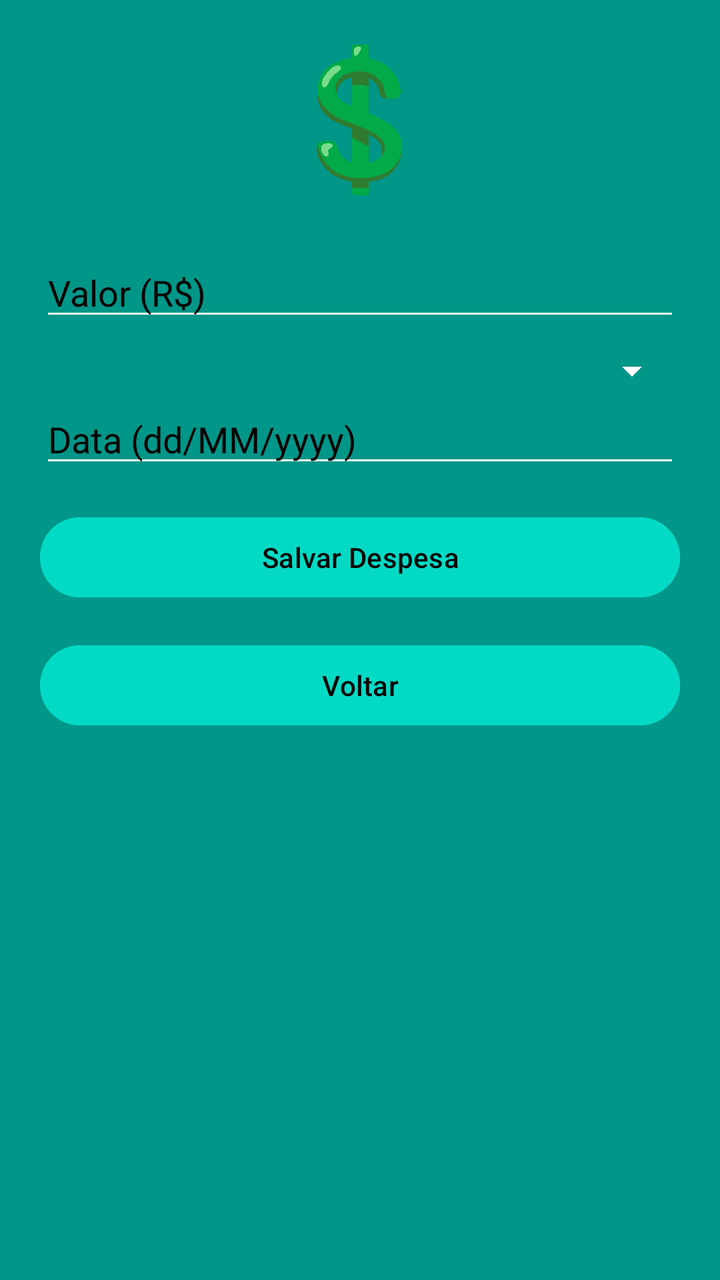
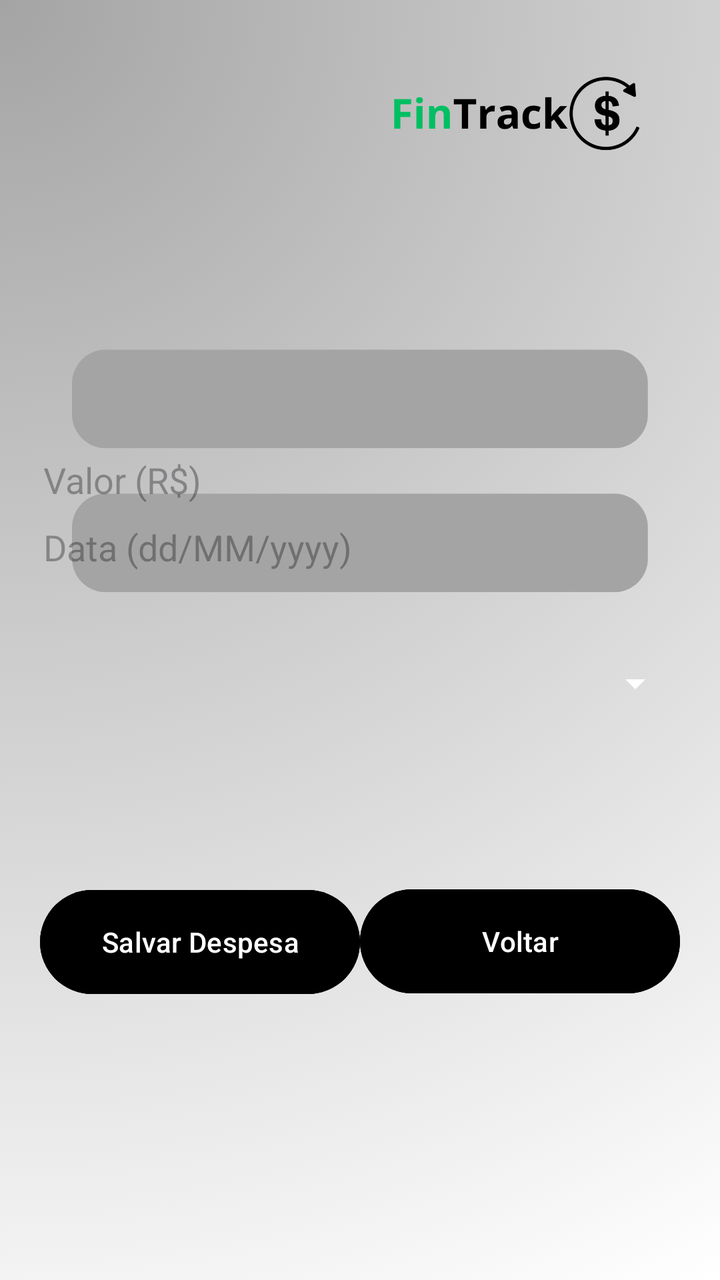

Two renders of the same Android screen: before a commit and after it. Below are the layout's source before the change and the commit's diff.
<!-- AndroidManifest.xml: application theme Theme.FinTrack -->
<!-- res/layout/activity_edit.xml -->
<?xml version="1.0" encoding="utf-8"?>
<LinearLayout xmlns:android="http://schemas.android.com/apk/res/android"
    android:orientation="vertical"
    android:background="#009688"
    android:layout_width="match_parent"
    android:layout_height="match_parent"
    android:padding="20dp">

    <ImageView
        android:id="@+id/imgLogo"
        android:layout_width="80dp"
        android:layout_height="80dp"
        android:src="@drawable/logo"
        android:layout_gravity="center_horizontal"
        android:contentDescription="Logo"
        android:layout_marginBottom="24dp"/>

    <EditText
        android:id="@+id/edtValor"
        android:layout_width="match_parent"
        android:layout_height="wrap_content"
        android:hint="Valor (R$)"
        android:textColorHint="#000000"
        android:textColor="#FFFFFF"
        android:backgroundTint="#FFFFFF"
        android:inputType="numberDecimal" />

    <Spinner
        android:id="@+id/spinnerCategoria"
        android:layout_width="match_parent"
        android:layout_height="wrap_content"
        android:backgroundTint="#FFFFFF"
        android:spinnerMode="dropdown"
        android:popupBackground="#FFFFFF"
        android:layout_marginTop="8dp"/>


    <EditText
        android:id="@+id/edtData"
        android:layout_width="match_parent"
        android:layout_height="wrap_content"
        android:hint="Data (dd/MM/yyyy)"
        android:textColorHint="#000000"
        android:textColor="#FFFFFF"
        android:backgroundTint="#FFFFFF"
        android:inputType="date" />

    <Button
        android:id="@+id/btnSalvar"
        android:layout_width="match_parent"
        android:layout_height="wrap_content"
        android:text="Salvar Despesa"
        android:layout_marginTop="16dp"
        android:backgroundTint="#03DAC5"
        android:textColor="#000000"/>

    <Button
        android:id="@+id/btnVoltar"
        android:layout_width="match_parent"
        android:layout_height="wrap_content"
        android:text="Voltar"
        android:layout_marginTop="16dp"
        android:backgroundTint="#03DAC5"
        android:textColor="#000000"/>

</LinearLayout>
<!-- resources referenced by this layout -->
<resources>
  <!-- drawable logo: png bitmap (drawable, 46239 bytes) -->
  <style name="Theme.FinTrack" parent="Base.Theme.FinTrack" />
  <style name="Base.Theme.FinTrack" parent="Theme.Material3.DayNight.NoActionBar">
          
          
      </style>
</resources>

<!-- the commit's change to res/layout/activity_edit.xml (unified diff, before → after) -->
@@ -1,66 +1,82 @@
 <?xml version="1.0" encoding="utf-8"?>
-<LinearLayout xmlns:android="http://schemas.android.com/apk/res/android"
-    android:orientation="vertical"
-    android:background="#009688"
+<androidx.constraintlayout.widget.ConstraintLayout xmlns:android="http://schemas.android.com/apk/res/android"
+    xmlns:app="http://schemas.android.com/apk/res-auto"
     android:layout_width="match_parent"
     android:layout_height="match_parent"
+    android:background="@drawable/fintracklogin"
     android:padding="20dp">
-
-    <ImageView
-        android:id="@+id/imgLogo"
-        android:layout_width="80dp"
-        android:layout_height="80dp"
-        android:src="@drawable/logo"
-        android:layout_gravity="center_horizontal"
-        android:contentDescription="Logo"
-        android:layout_marginBottom="24dp"/>
 
     <EditText
         android:id="@+id/edtValor"
-        android:layout_width="match_parent"
-        android:layout_height="wrap_content"
+        android:layout_width="324dp"
+        android:layout_height="45dp"
+        android:layout_marginTop="196dp"
+        android:backgroundTint="#00FFFFFF"
         android:hint="Valor (R$)"
-        android:textColorHint="#000000"
+        android:inputType="numberDecimal"
         android:textColor="#FFFFFF"
-        android:backgroundTint="#FFFFFF"
-        android:inputType="numberDecimal" />
+        app:layout_constraintEnd_toEndOf="parent"
+        app:layout_constraintHorizontal_bias="0.744"
+        app:layout_constraintStart_toStartOf="parent"
+        app:layout_constraintTop_toTopOf="parent" />
 
     <Spinner
         android:id="@+id/spinnerCategoria"
-        android:layout_width="match_parent"
-        android:layout_height="wrap_content"
+        android:layout_width="324dp"
+        android:layout_height="45dp"
+        android:layout_marginTop="80dp"
         android:backgroundTint="#FFFFFF"
+        android:popupBackground="#FFFFFF"
         android:spinnerMode="dropdown"
-        android:popupBackground="#FFFFFF"
-        android:layout_marginTop="8dp"/>
-
+        app:layout_constraintBottom_toBottomOf="parent"
+        app:layout_constraintEnd_toEndOf="parent"
+        app:layout_constraintHorizontal_bias="0.744"
+        app:layout_constraintStart_toStartOf="parent"
+        app:layout_constraintTop_toTopOf="parent"
+        app:layout_constraintVertical_bias="0.462" />
 
     <EditText
         android:id="@+id/edtData"
-        android:layout_width="match_parent"
-        android:layout_height="wrap_content"
+        android:layout_width="324dp"
+        android:layout_height="45dp"
+        android:backgroundTint="#00FFFFFF"
         android:hint="Data (dd/MM/yyyy)"
-        android:textColorHint="#000000"
+        android:inputType="date"
         android:textColor="#FFFFFF"
-        android:backgroundTint="#FFFFFF"
-        android:inputType="date" />
+        app:layout_constraintBottom_toBottomOf="parent"
+        app:layout_constraintEnd_toEndOf="parent"
+        app:layout_constraintHorizontal_bias="0.744"
+        app:layout_constraintStart_toStartOf="parent"
+        app:layout_constraintTop_toTopOf="parent"
+        app:layout_constraintVertical_bias="0.414" />
 
     <Button
         android:id="@+id/btnSalvar"
-        android:layout_width="match_parent"
-        android:layout_height="wrap_content"
+        android:layout_width="160dp"
+        android:layout_height="60dp"
+        android:layout_marginTop="16dp"
+        android:backgroundTint="#000"
         android:text="Salvar Despesa"
-        android:layout_marginTop="16dp"
-        android:backgroundTint="#03DAC5"
-        android:textColor="#000000"/>
+        android:textColor="#FFFFFF"
+        app:layout_constraintBottom_toBottomOf="parent"
+        app:layout_constraintEnd_toEndOf="parent"
+        app:layout_constraintHorizontal_bias="0.0"
+        app:layout_constraintStart_toStartOf="parent"
+        app:layout_constraintTop_toTopOf="parent"
+        app:layout_constraintVertical_bias="0.773" />
 
     <Button
         android:id="@+id/btnVoltar"
-        android:layout_width="match_parent"
-        android:layout_height="wrap_content"
+        android:layout_width="160dp"
+        android:layout_height="60dp"
+        android:backgroundTint="#000"
         android:text="Voltar"
-        android:layout_marginTop="16dp"
-        android:backgroundTint="#03DAC5"
-        android:textColor="#000000"/>
+        android:textColor="#fff"
+        app:layout_constraintBottom_toBottomOf="parent"
+        app:layout_constraintEnd_toEndOf="parent"
+        app:layout_constraintHorizontal_bias="1.0"
+        app:layout_constraintStart_toStartOf="parent"
+        app:layout_constraintTop_toTopOf="parent"
+        app:layout_constraintVertical_bias="0.779" />
 
-</LinearLayout>
+</androidx.constraintlayout.widget.ConstraintLayout>
<!-- resource entries referenced after the edit -->
@@ -1,6 +1,6 @@
 <!-- resources referenced by this layout -->
 <resources>
-  <!-- drawable logo: png bitmap (drawable, 46239 bytes) -->
+  <!-- drawable fintracklogin: png bitmap (drawable, 224495 bytes) -->
   <style name="Theme.FinTrack" parent="Base.Theme.FinTrack" />
   <style name="Base.Theme.FinTrack" parent="Theme.Material3.DayNight.NoActionBar">
           
